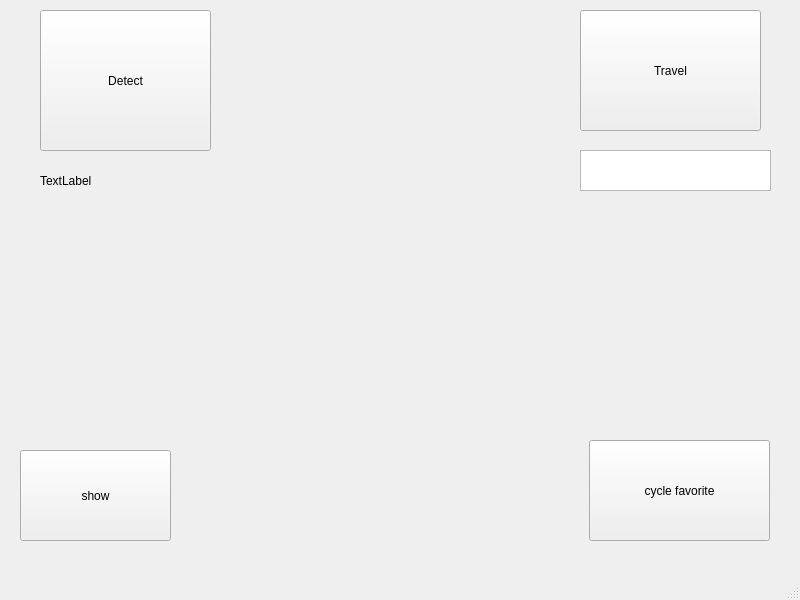
Haloking1212/csc_honorsV3, file mainwindow.ui: the form before one commit.
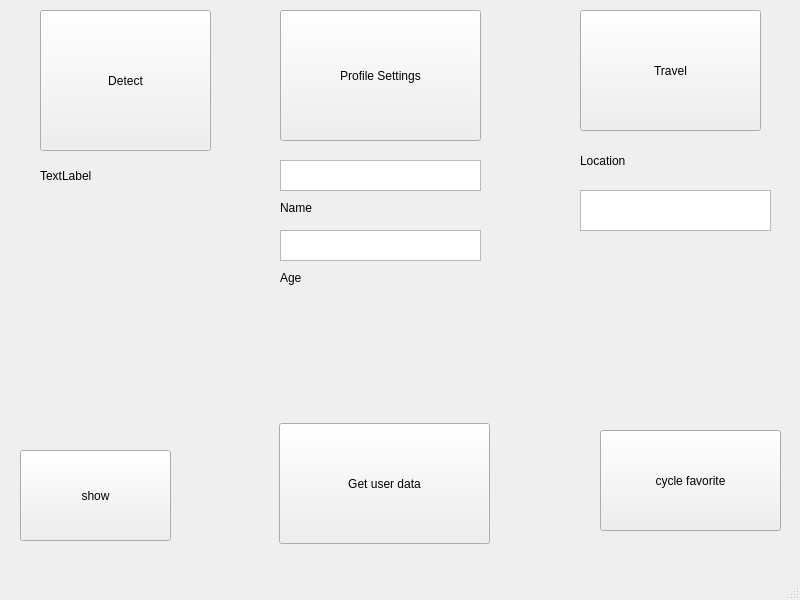
The form after the commit.

Commit message: added profile settings, class inheritance, and a get user data button

The edit to the form file:
```diff
--- a/mainwindow.ui
+++ b/mainwindow.ui
@@ -32,8 +32,8 @@
      <rect>
       <x>40</x>
       <y>160</y>
-      <width>181</width>
-      <height>41</height>
+      <width>91</width>
+      <height>31</height>
      </rect>
     </property>
     <property name="text">
@@ -83,7 +83,7 @@
     <property name="geometry">
      <rect>
       <x>580</x>
-      <y>150</y>
+      <y>190</y>
       <width>191</width>
       <height>41</height>
      </rect>
@@ -105,8 +105,8 @@
    <widget class="QPushButton" name="pushButton_4">
     <property name="geometry">
      <rect>
-      <x>589</x>
-      <y>440</y>
+      <x>600</x>
+      <y>430</y>
       <width>181</width>
       <height>101</height>
      </rect>
@@ -115,6 +115,91 @@
      <string>cycle favorite</string>
     </property>
    </widget>
+   <widget class="QPushButton" name="pushButton_5">
+    <property name="geometry">
+     <rect>
+      <x>280</x>
+      <y>10</y>
+      <width>201</width>
+      <height>131</height>
+     </rect>
+    </property>
+    <property name="text">
+     <string>Profile Settings</string>
+    </property>
+   </widget>
+   <widget class="QPlainTextEdit" name="plainTextEdit_2">
+    <property name="geometry">
+     <rect>
+      <x>280</x>
+      <y>160</y>
+      <width>201</width>
+      <height>31</height>
+     </rect>
+    </property>
+   </widget>
+   <widget class="QPlainTextEdit" name="plainTextEdit_3">
+    <property name="geometry">
+     <rect>
+      <x>280</x>
+      <y>230</y>
+      <width>201</width>
+      <height>31</height>
+     </rect>
+    </property>
+   </widget>
+   <widget class="QLabel" name="label_2">
+    <property name="geometry">
+     <rect>
+      <x>580</x>
+      <y>150</y>
+      <width>191</width>
+      <height>21</height>
+     </rect>
+    </property>
+    <property name="text">
+     <string>Location</string>
+    </property>
+   </widget>
+   <widget class="QLabel" name="label_3">
+    <property name="geometry">
+     <rect>
+      <x>280</x>
+      <y>200</y>
+      <width>81</width>
+      <height>16</height>
+     </rect>
+    </property>
+    <property name="text">
+     <string>Name</string>
+    </property>
+   </widget>
+   <widget class="QLabel" name="label_4">
+    <property name="geometry">
+     <rect>
+      <x>280</x>
+      <y>270</y>
+      <width>58</width>
+      <height>16</height>
+     </rect>
+    </property>
+    <property name="text">
+     <string>Age</string>
+    </property>
+   </widget>
+   <widget class="QPushButton" name="pushButton_6">
+    <property name="geometry">
+     <rect>
+      <x>279</x>
+      <y>423</y>
+      <width>211</width>
+      <height>121</height>
+     </rect>
+    </property>
+    <property name="text">
+     <string>Get user data</string>
+    </property>
+   </widget>
   </widget>
   <widget class="QMenuBar" name="menubar">
    <property name="geometry">
```
The commit also changes 8 other files.
